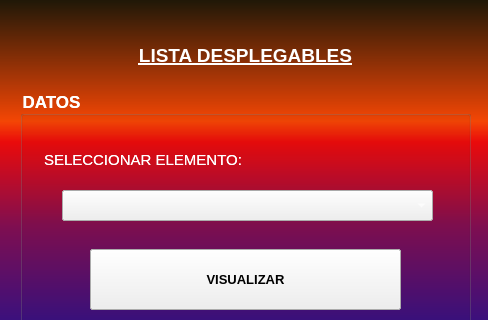
This is view/frm_lista_desplegable.ui in zearr11/APP_FORMS_COMPONENTES as Qt 5 draws it before an edit; both pictures show x 0 to 488 and y 0 to 320 of the 488 by 568 pixel window. The edited form follows.
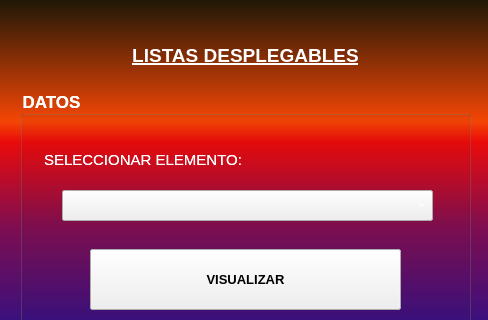
This is the edited form.

What changed in the file:
```diff
--- a/view/frm_lista_desplegable.ui
+++ b/view/frm_lista_desplegable.ui
@@ -39,7 +39,7 @@
      <string notr="true">color: rgb(255, 255, 255);</string>
     </property>
     <property name="text">
-     <string>LISTA DESPLEGABLES</string>
+     <string>LISTAS DESPLEGABLES</string>
     </property>
     <property name="alignment">
      <set>Qt::AlignCenter</set>
```
